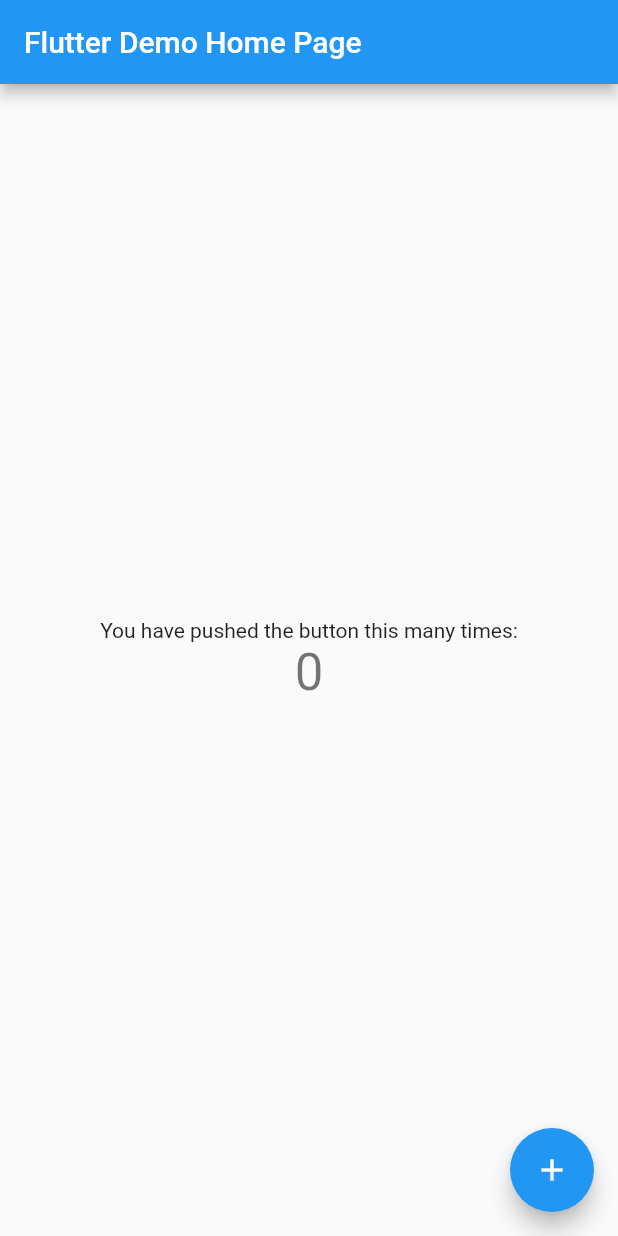
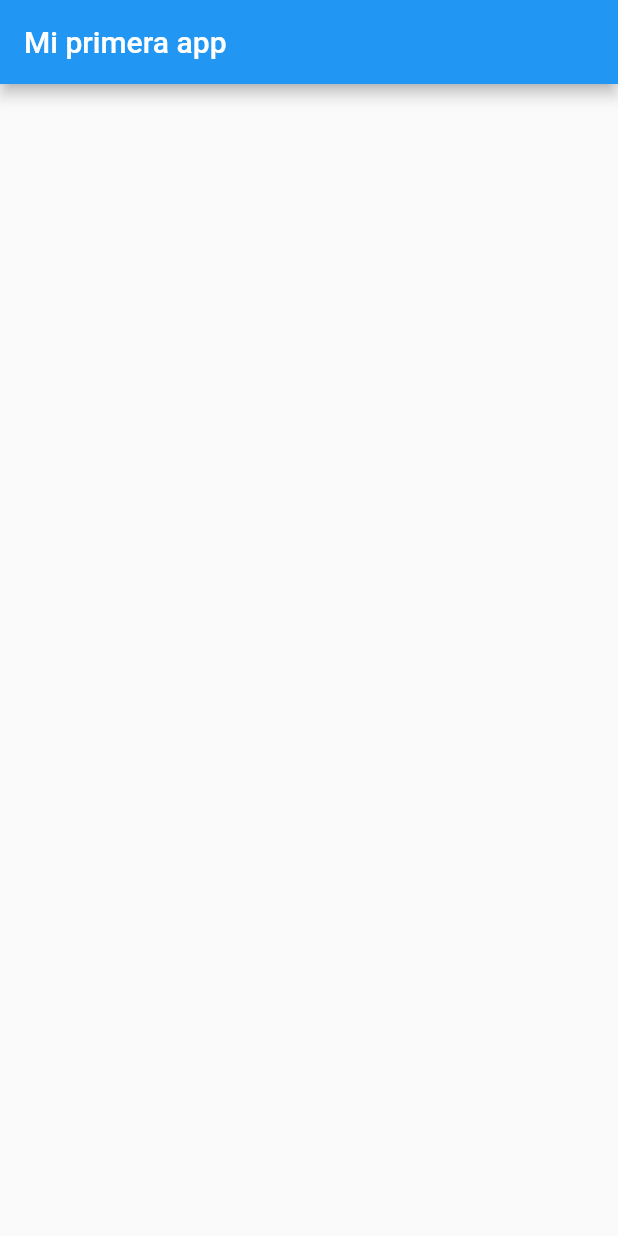
Before and after one commit to aduii/my_flutter_app, a Flutter app: the screen it shows after launch, on a phone screen of 412 x 824 dp. Run offline on Flutter 3.47's test engine with Material 2 defaults, Android fonts, the phone set to English and light mode, and no system bars.

Commit message:
Mi primera app

```diff
--- a/lib/main.dart
+++ b/lib/main.dart
@@ -1,117 +1,12 @@
 import 'package:flutter/material.dart';
 
-void main() {
-  runApp(MyApp());
+void main(){
+  runApp(MaterialApp(
+    title: 'Mi primera app',
+    home: Scaffold(
+      appBar: AppBar(
+        title: Text('Mi primera app'),
+      ),
+    ),
+  ));
 }
-
-class MyApp extends StatelessWidget {
-  // This widget is the root of your application.
-  @override
-  Widget build(BuildContext context) {
-    return MaterialApp(
-      title: 'Flutter Demo',
-      theme: ThemeData(
-        // This is the theme of your application.
-        //
-        // Try running your application with "flutter run". You'll see the
-        // application has a blue toolbar. Then, without quitting the app, try
-        // changing the primarySwatch below to Colors.green and then invoke
-        // "hot reload" (press "r" in the console where you ran "flutter run",
-        // or simply save your changes to "hot reload" in a Flutter IDE).
-        // Notice that the counter didn't reset back to zero; the application
-        // is not restarted.
-        primarySwatch: Colors.blue,
-        // This makes the visual density adapt to the platform that you run
-        // the app on. For desktop platforms, the controls will be smaller and
-        // closer together (more dense) than on mobile platforms.
-        visualDensity: VisualDensity.adaptivePlatformDensity,
-      ),
-      home: MyHomePage(title: 'Flutter Demo Home Page'),
-    );
-  }
-}
-
-class MyHomePage extends StatefulWidget {
-  MyHomePage({Key key, this.title}) : super(key: key);
-
-  // This widget is the home page of your application. It is stateful, meaning
-  // that it has a State object (defined below) that contains fields that affect
-  // how it looks.
-
-  // This class is the configuration for the state. It holds the values (in this
-  // case the title) provided by the parent (in this case the App widget) and
-  // used by the build method of the State. Fields in a Widget subclass are
-  // always marked "final".
-
-  final String title;
-
-  @override
-  _MyHomePageState createState() => _MyHomePageState();
-}
-
-class _MyHomePageState extends State<MyHomePage> {
-  int _counter = 0;
-
-  void _incrementCounter() {
-    setState(() {
-      // This call to setState tells the Flutter framework that something has
-      // changed in this State, which causes it to rerun the build method below
-      // so that the display can reflect the updated values. If we changed
-      // _counter without calling setState(), then the build method would not be
-      // called again, and so nothing would appear to happen.
-      _counter++;
-    });
-  }
-
-  @override
-  Widget build(BuildContext context) {
-    // This method is rerun every time setState is called, for instance as done
-    // by the _incrementCounter method above.
-    //
-    // The Flutter framework has been optimized to make rerunning build methods
-    // fast, so that you can just rebuild anything that needs updating rather
-    // than having to individually change instances of widgets.
-    return Scaffold(
-      appBar: AppBar(
-        // Here we take the value from the MyHomePage object that was created by
-        // the App.build method, and use it to set our appbar title.
-        title: Text(widget.title),
-      ),
-      body: Center(
-        // Center is a layout widget. It takes a single child and positions it
-        // in the middle of the parent.
-        child: Column(
-          // Column is also a layout widget. It takes a list of children and
-          // arranges them vertically. By default, it sizes itself to fit its
-          // children horizontally, and tries to be as tall as its parent.
-          //
-          // Invoke "debug painting" (press "p" in the console, choose the
-          // "Toggle Debug Paint" action from the Flutter Inspector in Android
-          // Studio, or the "Toggle Debug Paint" command in Visual Studio Code)
-          // to see the wireframe for each widget.
-          //
-          // Column has various properties to control how it sizes itself and
-          // how it positions its children. Here we use mainAxisAlignment to
-          // center the children vertically; the main axis here is the vertical
-          // axis because Columns are vertical (the cross axis would be
-          // horizontal).
-          mainAxisAlignment: MainAxisAlignment.center,
-          children: <Widget>[
-            Text(
-              'You have pushed the button this many times:',
-            ),
-            Text(
-              '$_counter',
-              style: Theme.of(context).textTheme.headline4,
-            ),
-          ],
-        ),
-      ),
-      floatingActionButton: FloatingActionButton(
-        onPressed: _incrementCounter,
-        tooltip: 'Increment',
-        child: Icon(Icons.add),
-      ), // This trailing comma makes auto-formatting nicer for build methods.
-    );
-  }
-}
```
Also changed, not shown: 1 other file.
